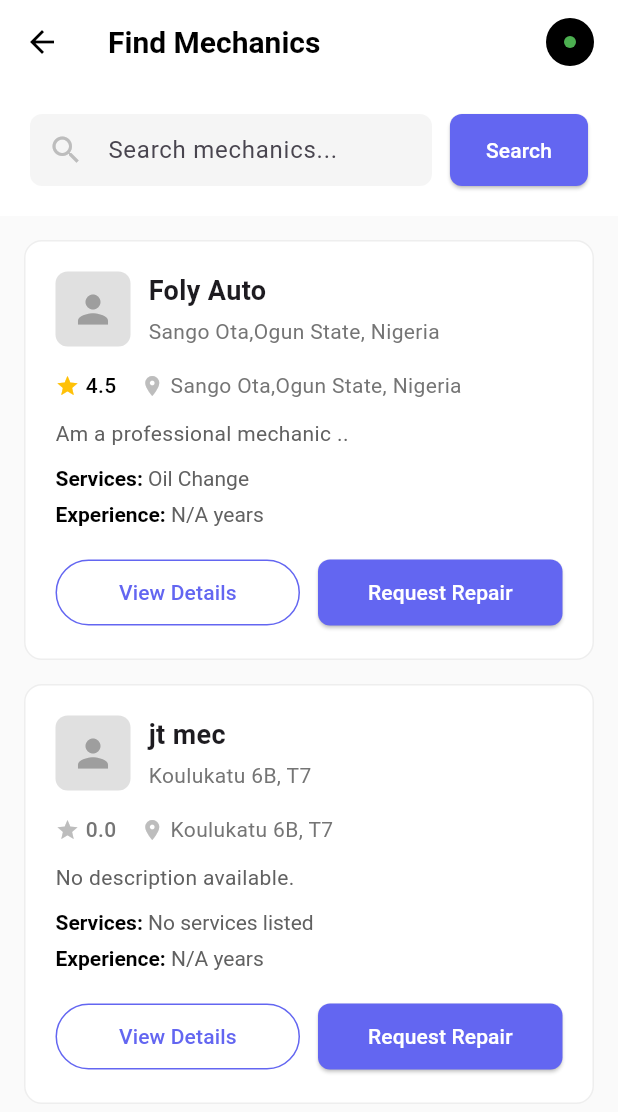
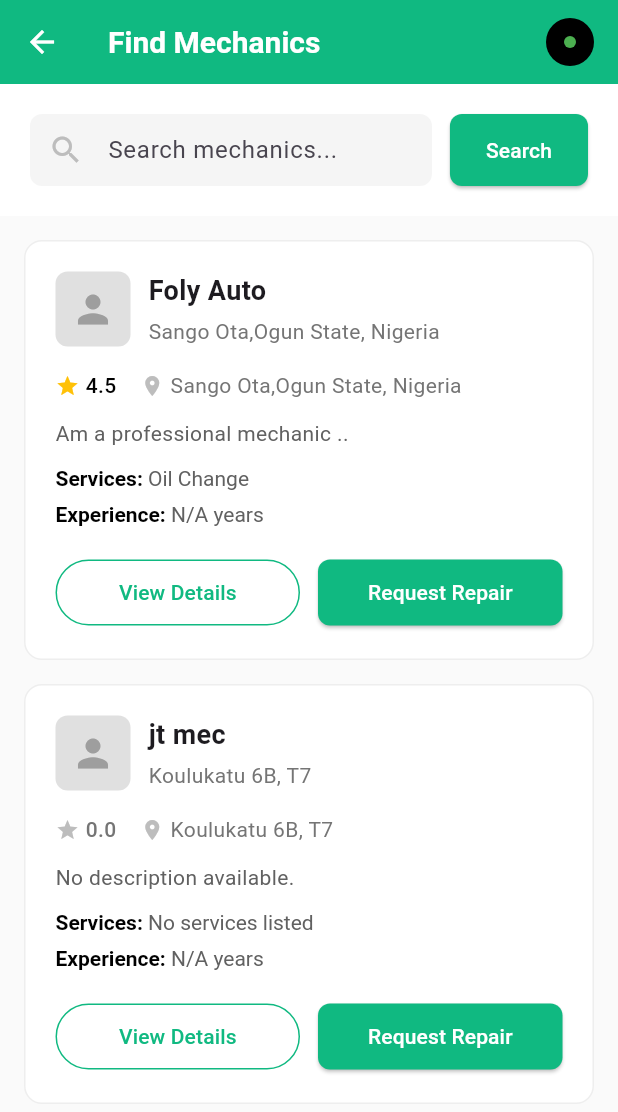
Before and after one commit to mperorjohn/moto-doc-app, a Flutter app: the screen it shows after launch, after a tap on "Get Started", after a tap on "Find Mechanics", on a phone screen of 412 x 824 dp. Shown: the top 1112 px of the screen. Run offline on Flutter 3.47's test engine with Material 3 defaults, Android fonts, the phone set to English and light mode, and no system bars.

Commit message:
modified the theme

```diff
--- a/lib/pages/dashboard_page.dart
+++ b/lib/pages/dashboard_page.dart
@@ -49,7 +49,7 @@ class DashboardPage extends StatelessWidget {
                         icon: const Icon(Icons.search, size: 16),
                         label: const Text('Find Mechanics'),
                         style: ElevatedButton.styleFrom(
-                          backgroundColor: AppTheme.primaryPurple,
+                          backgroundColor: AppTheme.primaryGreen,
                           foregroundColor: Colors.white,
                           padding: const EdgeInsets.symmetric(vertical: 12),
                           shape: RoundedRectangleBorder(
@@ -72,8 +72,8 @@ class DashboardPage extends StatelessWidget {
                         icon: const Icon(Icons.build_circle, size: 16),
                         label: const Text('Request Repair'),
                         style: OutlinedButton.styleFrom(
-                          foregroundColor: AppTheme.primaryPurple,
-                          side: const BorderSide(color: AppTheme.primaryPurple),
+                          foregroundColor: AppTheme.primaryGreen,
+                          side: const BorderSide(color: AppTheme.primaryGreen),
                           padding: const EdgeInsets.symmetric(vertical: 12),
                           shape: RoundedRectangleBorder(
                             borderRadius: BorderRadius.circular(8),
@@ -130,8 +130,8 @@ class DashboardPage extends StatelessWidget {
                     OutlinedButton(
                       onPressed: () {},
                       style: OutlinedButton.styleFrom(
-                        foregroundColor: AppTheme.primaryPurple,
-                        side: const BorderSide(color: AppTheme.primaryPurple),
+                        foregroundColor: AppTheme.primaryGreen,
+                        side: const BorderSide(color: AppTheme.primaryGreen),
                         padding: const EdgeInsets.symmetric(
                           horizontal: 16,
                           vertical: 8,
@@ -241,8 +241,8 @@ class DashboardPage extends StatelessWidget {
                           );
                         },
                         style: OutlinedButton.styleFrom(
-                          foregroundColor: AppTheme.primaryPurple,
-                          side: const BorderSide(color: AppTheme.primaryPurple),
+                          foregroundColor: AppTheme.primaryGreen,
+                          side: const BorderSide(color: AppTheme.primaryGreen),
                         ),
                         child: const Text('Request Repair'),
                       ),
@@ -278,7 +278,7 @@ class DashboardPage extends StatelessWidget {
                 _buildQuickActionButton(
                   'Request Repair',
                   Icons.build_circle,
-                  AppTheme.primaryPurple,
+                  AppTheme.primaryGreen,
                   context,
                 ),
                 const SizedBox(height: 8),
@@ -328,7 +328,7 @@ class DashboardPage extends StatelessWidget {
                       onPressed: () {},
                       child: Text(
                         'View All',
-                        style: TextStyle(color: AppTheme.primaryPurple),
+                        style: TextStyle(color: AppTheme.primaryGreen),
                       ),
                     ),
                   ],
@@ -376,7 +376,7 @@ class DashboardPage extends StatelessWidget {
                       onPressed: () {},
                       child: Text(
                         'View All',
-                        style: TextStyle(color: AppTheme.primaryPurple),
+                        style: TextStyle(color: AppTheme.primaryGreen),
                       ),
                     ),
                   ],
@@ -420,7 +420,7 @@ class DashboardPage extends StatelessWidget {
                       onPressed: () {},
                       child: Text(
                         'View All',
-                        style: TextStyle(color: AppTheme.primaryPurple),
+                        style: TextStyle(color: AppTheme.primaryGreen),
                       ),
                     ),
                   ],
--- a/lib/pages/find_mechanics_page.dart
+++ b/lib/pages/find_mechanics_page.dart
@@ -17,16 +17,14 @@ class _FindMechanicsPageState extends State<FindMechanicsPage> {
     return Scaffold(
       backgroundColor: Colors.grey[50],
       appBar: AppBar(
-        backgroundColor: Colors.white,
         elevation: 0,
         leading: IconButton(
-          icon: const Icon(Icons.arrow_back, color: Colors.black),
+          icon: const Icon(Icons.arrow_back),
           onPressed: () => Navigator.pop(context),
         ),
         title: const Text(
           'Find Mechanics',
           style: TextStyle(
-            color: Colors.black,
             fontSize: 20,
             fontWeight: FontWeight.w600,
           ),
@@ -82,7 +80,7 @@ class _FindMechanicsPageState extends State<FindMechanicsPage> {
                 ElevatedButton(
                   onPressed: () {},
                   style: ElevatedButton.styleFrom(
-                    backgroundColor: AppTheme.primaryPurple,
+                    backgroundColor: AppTheme.primaryGreen,
                     foregroundColor: Colors.white,
                     padding: const EdgeInsets.symmetric(
                       horizontal: 24,
@@ -284,8 +282,8 @@ class _FindMechanicsPageState extends State<FindMechanicsPage> {
                 child: OutlinedButton(
                   onPressed: () {},
                   style: OutlinedButton.styleFrom(
-                    foregroundColor: AppTheme.primaryPurple,
-                    side: const BorderSide(color: AppTheme.primaryPurple),
+                    foregroundColor: AppTheme.primaryGreen,
+                    side: const BorderSide(color: AppTheme.primaryGreen),
                     padding: const EdgeInsets.symmetric(vertical: 12),
                   ),
                   child: const Text('View Details'),
@@ -310,7 +308,7 @@ class _FindMechanicsPageState extends State<FindMechanicsPage> {
                     );
                   },
                   style: ElevatedButton.styleFrom(
-                    backgroundColor: AppTheme.primaryPurple,
+                    backgroundColor: AppTheme.primaryGreen,
                     foregroundColor: Colors.white,
                     padding: const EdgeInsets.symmetric(vertical: 12),
                   ),
--- a/lib/screens/auth/login_screen.dart
+++ b/lib/screens/auth/login_screen.dart
@@ -30,7 +30,7 @@ class _LoginScreenState extends State<LoginScreen>
           gradient: LinearGradient(
             begin: Alignment.topCenter,
             end: Alignment.bottomCenter,
-            colors: [AppTheme.primaryPurple, Colors.blue[400]!],
+            colors: [AppTheme.primaryGreen, Colors.blue[400]!],
           ),
         ),
         child: SafeArea(
@@ -50,7 +50,7 @@ class _LoginScreenState extends State<LoginScreen>
                       ),
                       child: const Icon(
                         Icons.build,
-                        color: AppTheme.primaryPurple,
+                        color: AppTheme.primaryGreen,
                         size: 40,
                       ),
                     ),
@@ -115,7 +115,7 @@ class _LoginScreenState extends State<LoginScreen>
                           child: TabBar(
                             controller: _tabController,
                             indicator: BoxDecoration(
-                              color: AppTheme.primaryPurple,
+                              color: AppTheme.primaryGreen,
                               borderRadius: BorderRadius.circular(8),
                             ),
                             indicatorSize: TabBarIndicatorSize.tab,
@@ -197,7 +197,7 @@ class _LoginScreenState extends State<LoginScreen>
                           style: OutlinedButton.styleFrom(
                             padding: const EdgeInsets.symmetric(vertical: 16),
                             side: const BorderSide(
-                              color: AppTheme.primaryPurple,
+                              color: AppTheme.primaryGreen,
                             ),
                           ),
                           child: const Text(
--- a/lib/screens/home_screen.dart
+++ b/lib/screens/home_screen.dart
@@ -34,12 +34,11 @@ class _HomeScreenState extends State<HomeScreen> {
       backgroundColor: Colors.grey[50],
       drawer: _buildDrawer(),
       appBar: AppBar(
-        backgroundColor: Colors.white,
         elevation: 0,
         leading: Builder(
           builder:
               (context) => IconButton(
-                icon: const Icon(Icons.menu, color: Colors.black),
+                icon: const Icon(Icons.menu),
                 onPressed: () => Scaffold.of(context).openDrawer(),
               ),
         ),
@@ -90,7 +89,7 @@ class _HomeScreenState extends State<HomeScreen> {
           });
         },
         type: BottomNavigationBarType.fixed,
-        selectedItemColor: AppTheme.primaryPurple,
+        selectedItemColor: AppTheme.primaryGreen,
         unselectedItemColor: Colors.grey,
         showSelectedLabels: false,
         showUnselectedLabels: false,
@@ -140,7 +139,7 @@ class _HomeScreenState extends State<HomeScreen> {
                     width: 32,
                     height: 32,
                     decoration: BoxDecoration(
-                      color: AppTheme.greenAccent,
+                      color: AppTheme.primaryGreen,
                       borderRadius: BorderRadius.circular(8),
                     ),
                     child: const Icon(
@@ -315,7 +314,7 @@ class _HomeScreenState extends State<HomeScreen> {
               isDestructive
                   ? Colors.red
                   : isSelected
-                  ? AppTheme.primaryPurple
+                  ? AppTheme.primaryGreen
                   : Colors.grey[600],
           size: 20,
         ),
@@ -326,14 +325,14 @@ class _HomeScreenState extends State<HomeScreen> {
                 isDestructive
                     ? Colors.red
                     : isSelected
-                    ? AppTheme.primaryPurple
+                    ? AppTheme.primaryGreen
                     : Colors.grey[800],
             fontWeight: isSelected ? FontWeight.w600 : FontWeight.w400,
             fontSize: 14,
           ),
         ),
         selected: isSelected && !isDestructive,
-        selectedTileColor: AppTheme.primaryPurple.withOpacity(0.1),
+        selectedTileColor: AppTheme.primaryGreen.withOpacity(0.1),
         shape: RoundedRectangleBorder(borderRadius: BorderRadius.circular(8)),
         contentPadding: const EdgeInsets.symmetric(horizontal: 16),
         onTap: onTap,
--- a/lib/theme/app_theme.dart
+++ b/lib/theme/app_theme.dart
@@ -1,50 +1,53 @@
 import 'package:flutter/material.dart';
 
 class AppTheme {
-  static const Color primaryPurple = Color(0xFF6366F1);
-  static const Color lightPurple = Color(0xFFEEF2FF);
+  static const Color primaryGreen = Color(0xFF10B981);
+  static const Color lightGreen = Color(0xFFECFDF5);
   static const Color darkGrey = Color(0xFF6B7280);
   static const Color lightGrey = Color(0xFFF9FAFB);
-  static const Color greenAccent = Color(0xFF10B981);
   static const Color white = Color(0xFFFFFFFF);
 
-  static MaterialColor primarySwatch = MaterialColor(0xFF6366F1, {
-    50: const Color(0xFFEEF2FF),
-    100: const Color(0xFFE0E7FF),
-    200: const Color(0xFFC7D2FE),
-    300: const Color(0xFFA5B4FC),
-    400: const Color(0xFF818CF8),
-    500: const Color(0xFF6366F1),
-    600: const Color(0xFF4F46E5),
-    700: const Color(0xFF4338CA),
-    800: const Color(0xFF3730A3),
-    900: const Color(0xFF312E81),
+  static MaterialColor primarySwatch = MaterialColor(0xFF10B981, {
+    50: const Color(0xFFECFDF5),
+    100: const Color(0xFFD1FAE5),
+    200: const Color(0xFFA7F3D0),
+    300: const Color(0xFF6EE7B7),
+    400: const Color(0xFF34D399),
+    500: const Color(0xFF10B981),
+    600: const Color(0xFF059669),
+    700: const Color(0xFF047857),
+    800: const Color(0xFF065F46),
+    900: const Color(0xFF064E3B),
   });
 
   static ThemeData lightTheme = ThemeData(
     primarySwatch: primarySwatch,
-    primaryColor: primaryPurple,
+    primaryColor: primaryGreen,
     scaffoldBackgroundColor: Colors.white,
     appBarTheme: const AppBarTheme(
-      backgroundColor: Colors.white,
+      backgroundColor: primaryGreen,
       elevation: 0,
-      iconTheme: IconThemeData(color: darkGrey),
+      iconTheme: IconThemeData(color: white),
       titleTextStyle: TextStyle(
-        color: Colors.black,
+        color: white,
         fontSize: 20,
         fontWeight: FontWeight.w600,
       ),
     ),
     elevatedButtonTheme: ElevatedButtonThemeData(
       style: ElevatedButton.styleFrom(
-        backgroundColor: primaryPurple,
-        foregroundColor: Colors.white,
+        backgroundColor: primaryGreen,
+        foregroundColor: white,
         shape: RoundedRectangleBorder(borderRadius: BorderRadius.circular(8)),
       ),
     ),
     inputDecorationTheme: InputDecorationTheme(
       border: OutlineInputBorder(borderRadius: BorderRadius.circular(8)),
       contentPadding: const EdgeInsets.symmetric(horizontal: 16, vertical: 12),
+      focusedBorder: OutlineInputBorder(
+        borderRadius: BorderRadius.circular(8),
+        borderSide: const BorderSide(color: primaryGreen, width: 2),
+      ),
     ),
   );
 }
--- a/lib/widgets/service_request_card.dart
+++ b/lib/widgets/service_request_card.dart
@@ -18,7 +18,7 @@ class ServiceRequestCard extends StatelessWidget {
   Color get statusColor {
     switch (status.toLowerCase()) {
       case 'completed':
-        return AppTheme.greenAccent;
+        return AppTheme.primaryGreen;
       case 'in progress':
         return Colors.orange;
       case 'scheduled':
--- a/lib/widgets/vehicle_card.dart
+++ b/lib/widgets/vehicle_card.dart
@@ -57,13 +57,13 @@ class VehicleCard extends StatelessWidget {
           Container(
             padding: const EdgeInsets.symmetric(horizontal: 12, vertical: 4),
             decoration: BoxDecoration(
-              color: AppTheme.greenAccent.withOpacity(0.1),
+              color: AppTheme.primaryGreen.withOpacity(0.1),
               borderRadius: BorderRadius.circular(20),
             ),
             child: Text(
               status,
               style: const TextStyle(
-                color: AppTheme.greenAccent,
+                color: AppTheme.primaryGreen,
                 fontSize: 12,
                 fontWeight: FontWeight.w500,
               ),
```
Also changed, not shown: lib/components/add_vehicle_modal.dart (+6 -6 lines), lib/pages/car_owner_profile_page.dart (+4 -4 lines), lib/pages/notifications_page.dart (+4 -4 lines), lib/pages/request_repair_page.dart (+16 -18 lines), lib/screens/auth/register_screen.dart (+9 -9 lines), lib/screens/notifications_screen.dart (+6 -6 lines), pubspec.lock, 1 other file.
